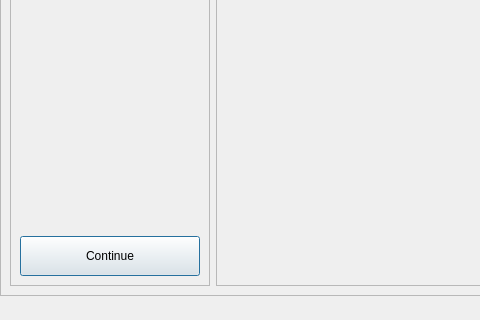
This is liftout/gui/qtdesigner_files/detection_dialog.ui in Phaips/autoliftout as Qt 5 draws it before an edit; both pictures show x 0 to 480 and y 372 to 692 of the 1016 by 692 pixel window. The edited form follows.
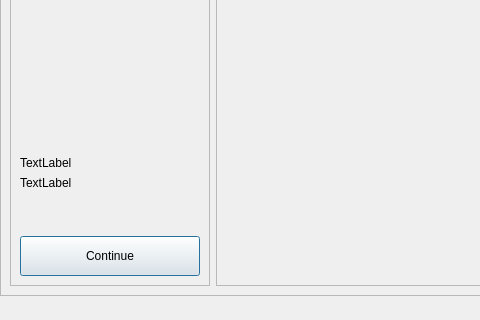
This is the edited form.

Commit message: updated milling and detection windows

The edit to the form file:
```diff
--- a/liftout/gui/qtdesigner_files/detection_dialog.ui
+++ b/liftout/gui/qtdesigner_files/detection_dialog.ui
@@ -72,7 +72,7 @@
        <property name="verticalSpacing">
         <number>6</number>
        </property>
-       <item row="1" column="0">
+       <item row="1" column="1">
         <widget class="QLabel" name="label_header_2">
          <property name="font">
           <font>
@@ -86,10 +86,10 @@
          </property>
         </widget>
        </item>
-       <item row="2" column="0" colspan="2">
+       <item row="2" column="1" colspan="2">
         <widget class="QComboBox" name="comboBox_detection_type"/>
        </item>
-       <item row="15" column="0" colspan="2">
+       <item row="15" column="1" colspan="2">
         <spacer name="verticalSpacer">
          <property name="orientation">
           <enum>Qt::Vertical</enum>
@@ -105,7 +105,33 @@
          </property>
         </spacer>
        </item>
-       <item row="16" column="0" colspan="2">
+       <item row="19" column="1" colspan="2">
+        <spacer name="verticalSpacer_2">
+         <property name="orientation">
+          <enum>Qt::Vertical</enum>
+         </property>
+         <property name="sizeType">
+          <enum>QSizePolicy::Maximum</enum>
+         </property>
+         <property name="sizeHint" stdset="0">
+          <size>
+           <width>20</width>
+           <height>40</height>
+          </size>
+         </property>
+        </spacer>
+       </item>
+       <item row="17" column="1" colspan="2">
+        <widget class="QLabel" name="label_movement">
+         <property name="text">
+          <string>TextLabel</string>
+         </property>
+         <property name="alignment">
+          <set>Qt::AlignLeading|Qt::AlignLeft|Qt::AlignVCenter</set>
+         </property>
+        </widget>
+       </item>
+       <item row="20" column="1" colspan="2">
         <widget class="QPushButton" name="pushButton_continue">
          <property name="minimumSize">
           <size>
@@ -118,6 +144,19 @@
          </property>
         </widget>
        </item>
+       <item row="16" column="1">
+        <widget class="QLabel" name="label_movement_header">
+         <property name="text">
+          <string>TextLabel</string>
+         </property>
+         <property name="textFormat">
+          <enum>Qt::AutoText</enum>
+         </property>
+         <property name="alignment">
+          <set>Qt::AlignLeading|Qt::AlignLeft|Qt::AlignVCenter</set>
+         </property>
+        </widget>
+       </item>
       </layout>
      </widget>
     </item>
```
The commit also changes 7 other files.
